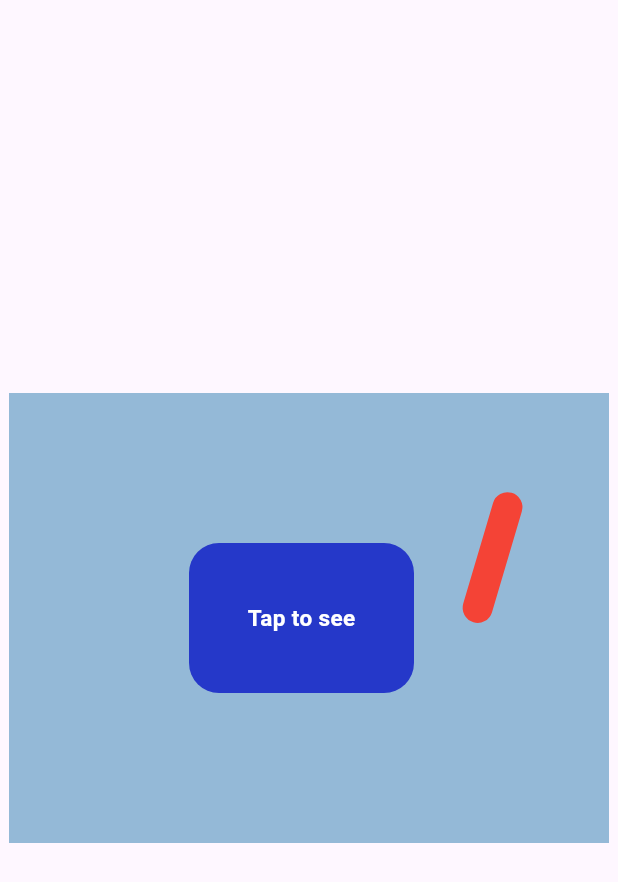
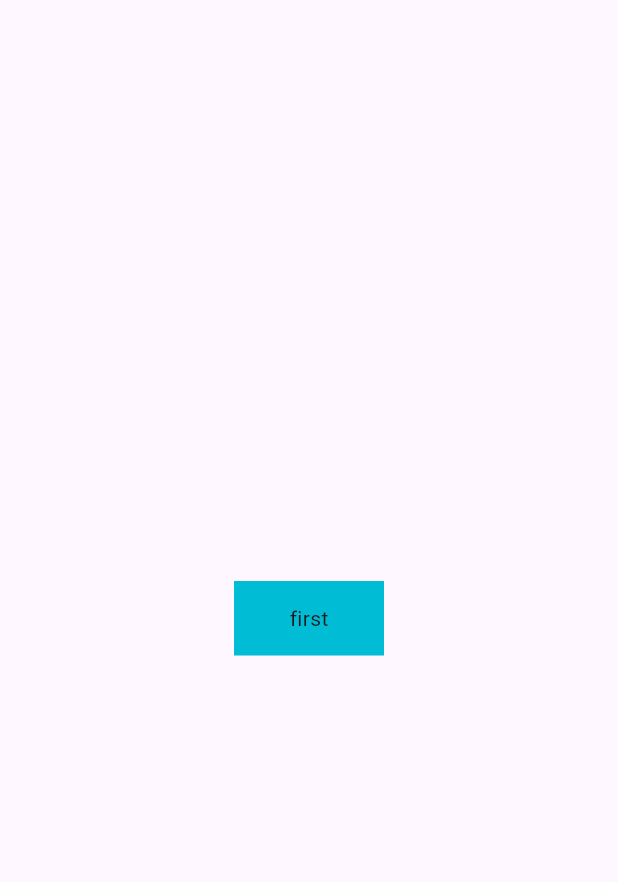
Before and after one commit to mhdalthaf38/softloom_projects, a Flutter app: the screen it shows after launch, on a phone screen of 412 x 824 dp. Shown: the top 882 px of the screen. Run offline on Flutter 3.47's test engine with Material 3 defaults, Android fonts, the phone set to English and light mode, and no system bars; our stand-ins replace carousel_slider, circular_profile_avatar, file_picker, fluttertoast, open_file; missing offline and left inert: dart:ffi; accounts and stored records are empty.

Commit message:
day1 in animation (crossFadeAnimation)

```diff
--- /dev/null
+++ b/lib/animation/fadingTransitionAnimation.dart
@@ -0,0 +1,45 @@
+import 'package:flutter/material.dart';
+
+class Fadingtransitionanimation extends StatefulWidget {
+  const Fadingtransitionanimation({super.key});
+
+  @override
+  State<Fadingtransitionanimation> createState() =>
+      _FadingtransitionanimationState();
+}
+
+class _FadingtransitionanimationState extends State<Fadingtransitionanimation> {
+  bool _first = true;
+
+  @override
+  Widget build(BuildContext context) {
+    return Scaffold(
+      body: Center(
+        child: GestureDetector(
+          onTap: () {
+            setState(() {
+              _first = !_first;
+            });
+          },
+          child: Container(
+            child: AnimatedCrossFade(
+              duration: Duration(seconds: 1),
+              crossFadeState:
+                  _first ? CrossFadeState.showFirst : CrossFadeState.showSecond,
+              firstChild: Container(
+                  width: 100,
+                  height: 50,
+                  color: Colors.cyan,
+                  child: Center(child: Text('first'))),
+              secondChild: Container(
+                  width: 50,
+                  height: 25,
+                  color: Colors.cyan,
+                  child: Center(child: Text('second'))),
+            ),
+          ),
+        ),
+      ),
+    );
+  }
+}
--- a/lib/animation/positionAnimation.dart
+++ b/lib/animation/positionAnimation.dart
@@ -66,7 +66,7 @@ class _PositionAnimationState extends State<PositionAnimation>
                 decoration: BoxDecoration(
                     borderRadius: BorderRadius.circular(20), color: Colors.red),
                 transform: Matrix4.identity()..rotateZ(taped ? 5 : 1),
-                duration: Duration(milliseconds: 1000),
+                duration: Duration(milliseconds: 500),
                 width: 90,
                 height: 20,
               ),
--- a/lib/main.dart
+++ b/lib/main.dart
@@ -1,5 +1,6 @@
 import 'package:dummy_app/animation/SlideList.dart';
 import 'package:dummy_app/animation/animationOpacity.dart';
+import 'package:dummy_app/animation/fadingTransitionAnimation.dart';
 
 import 'package:dummy_app/animation/loginpage.dart';
 import 'package:dummy_app/animation/pallet.dart';
@@ -48,7 +49,7 @@ class _MyAppState extends State<MyApp> {
         theme: ThemeData(),
         debugShowCheckedModeBanner: false,
         home: Scaffold(
-          body: PositionAnimation(),
+          body: Fadingtransitionanimation(),
         ));
   }
 }
```
